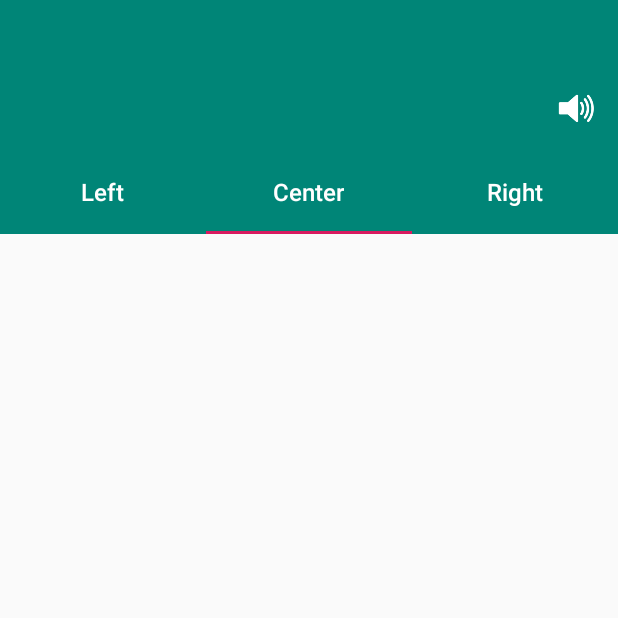
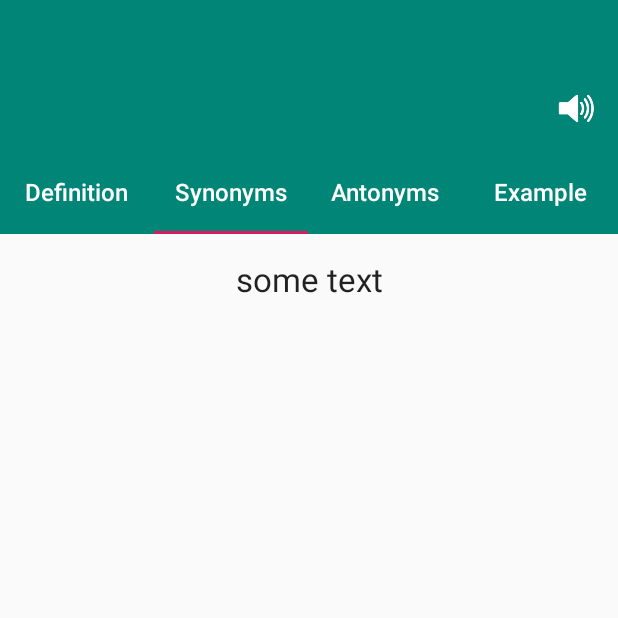
Before and after one commit to masterhung0112/rnex, an Android app: the WordMeaningActivity screen opened directly, with no data from a screen before it, tab 2 chosen, on a phone screen of 412 x 824 dp, the top half of it. Run offline under Robolectric (Android 15) with nearby library versions, the phone set to English and light mode, and no system bars; 3 statements that could not run were skipped.

Commit message:
add Fragments

```diff
--- a/dictionary/app/src/main/java/com/example/hungbn/dictapp/MainActivity.kt
+++ b/dictionary/app/src/main/java/com/example/hungbn/dictapp/MainActivity.kt
@@ -1,5 +1,6 @@
 package com.example.hungbn.dictapp
 
+import android.content.Intent
 import android.support.v7.app.AppCompatActivity
 import android.os.Bundle
 import android.support.v7.widget.SearchView
@@ -15,6 +16,8 @@ class MainActivity : AppCompatActivity() {
         search = findViewById(R.id.search_view)
         search.setOnClickListener {
             search.setIconifiedByDefault(false)
+            var intent = Intent(this, WordMeaningActivity::class.java)
+            startActivity(intent)
         }
 
     }
--- a/dictionary/app/src/main/java/com/example/hungbn/dictapp/WordMeaningActivity.kt
+++ b/dictionary/app/src/main/java/com/example/hungbn/dictapp/WordMeaningActivity.kt
@@ -2,11 +2,21 @@ package com.example.hungbn.dictapp
 
 import android.support.v7.app.AppCompatActivity
 import android.os.Bundle
+import android.support.design.widget.TabLayout
+import android.support.v4.app.Fragment
+import android.support.v4.app.FragmentManager
+import android.support.v4.app.FragmentPagerAdapter
+import android.support.v4.view.ViewPager
 import android.support.v7.widget.Toolbar
 import android.view.MenuItem
+import com.example.hungbn.dictapp.fragments.FragmentAntonyms
+import com.example.hungbn.dictapp.fragments.FragmentDefinition
+import com.example.hungbn.dictapp.fragments.FragmentExample
+import com.example.hungbn.dictapp.fragments.FragmentSynonyms
 
 class WordMeaningActivity : AppCompatActivity() {
 
+    private lateinit var viewPager: ViewPager
     override fun onCreate(savedInstanceState: Bundle?) {
         super.onCreate(savedInstanceState)
         setContentView(R.layout.activity_word_meaning)
@@ -16,6 +26,26 @@ class WordMeaningActivity : AppCompatActivity() {
         supportActionBar!!.title = "English Words"
 
         toolbar.setNavigationIcon(R.drawable.ic_arrow_back)
+        viewPager = findViewById<ViewPager>(R.id.tab_viewpager)
+        setupViewPager(viewPager)
+
+        var tabLayout = findViewById<TabLayout>(R.id.tabLayout)
+        tabLayout.setupWithViewPager(viewPager)
+
+        tabLayout.addOnTabSelectedListener(object : TabLayout.OnTabSelectedListener {
+                override fun onTabSelected(tab: TabLayout.Tab) {
+                    viewPager.currentItem = tab.position
+                }
+
+                override fun onTabUnselected(tab: TabLayout.Tab) {
+
+                }
+
+                override fun onTabReselected(tab: TabLayout.Tab) {
+
+                }
+            }
+        )
     }
 
     override fun onOptionsItemSelected(item: MenuItem?): Boolean {
@@ -24,4 +54,35 @@ class WordMeaningActivity : AppCompatActivity() {
 
         return super.onOptionsItemSelected(item)
     }
+
+    private class ViewPageAdapter(fm: FragmentManager?): FragmentPagerAdapter(fm) {
+        private final var mFragmentList: MutableList<Fragment> = mutableListOf<Fragment>()
+        private final var mFragmentTitleList: MutableList<String> = mutableListOf<String>()
+
+        public override fun getItem(p0: Int): Fragment {
+            return mFragmentList.get(p0)
+        }
+
+        public override fun getCount(): Int {
+            return mFragmentList.size
+        }
+
+        public fun addFrag(fragment: Fragment, title: String) {
+            mFragmentList.add(fragment)
+            mFragmentTitleList.add(title)
+        }
+
+        public override fun getPageTitle(position: Int) : CharSequence {
+            return mFragmentTitleList.get(position)
+        }
+    }
+
+    private fun setupViewPager(viewPager: ViewPager) {
+        var adapter = ViewPageAdapter(supportFragmentManager)
+        adapter.addFrag(FragmentDefinition(), "Definition")
+        adapter.addFrag(FragmentSynonyms(), "Synonyms")
+        adapter.addFrag(FragmentAntonyms(), "Antonyms")
+        adapter.addFrag(FragmentExample(), "Example")
+        viewPager.adapter = adapter
+    }
 }
--- /dev/null
+++ b/dictionary/app/src/main/java/com/example/hungbn/dictapp/fragments/FragmentAntonyms.kt
@@ -0,0 +1,15 @@
+package com.example.hungbn.dictapp.fragments
+
+import android.os.Bundle
+import android.support.v4.app.Fragment
+import android.view.LayoutInflater
+import android.view.View
+import android.view.ViewGroup
+import com.example.hungbn.dictapp.R
+
+class FragmentAntonyms : Fragment() {
+    override fun onCreateView(inflater: LayoutInflater, container: ViewGroup?, savedInstanceState: Bundle?): View? {
+        var view = inflater.inflate(R.layout.fragment_definition, container, false)
+        return view
+    }
+}
--- /dev/null
+++ b/dictionary/app/src/main/java/com/example/hungbn/dictapp/fragments/FragmentDefinition.kt
@@ -0,0 +1,15 @@
+package com.example.hungbn.dictapp.fragments
+
+import android.os.Bundle
+import android.support.v4.app.Fragment
+import android.view.LayoutInflater
+import android.view.View
+import android.view.ViewGroup
+import com.example.hungbn.dictapp.R
+
+class FragmentDefinition : Fragment() {
+    override fun onCreateView(inflater: LayoutInflater, container: ViewGroup?, savedInstanceState: Bundle?): View? {
+        var view = inflater.inflate(R.layout.fragment_definition, container, false)
+        return view
+    }
+}
--- /dev/null
+++ b/dictionary/app/src/main/java/com/example/hungbn/dictapp/fragments/FragmentExample.kt
@@ -0,0 +1,15 @@
+package com.example.hungbn.dictapp.fragments
+
+import android.os.Bundle
+import android.support.v4.app.Fragment
+import android.view.LayoutInflater
+import android.view.View
+import android.view.ViewGroup
+import com.example.hungbn.dictapp.R
+
+class FragmentExample : Fragment() {
+    override fun onCreateView(inflater: LayoutInflater, container: ViewGroup?, savedInstanceState: Bundle?): View? {
+        var view = inflater.inflate(R.layout.fragment_definition, container, false)
+        return view
+    }
+}
--- /dev/null
+++ b/dictionary/app/src/main/java/com/example/hungbn/dictapp/fragments/FragmentSynonyms.kt
@@ -0,0 +1,15 @@
+package com.example.hungbn.dictapp.fragments
+
+import android.os.Bundle
+import android.support.v4.app.Fragment
+import android.view.LayoutInflater
+import android.view.View
+import android.view.ViewGroup
+import com.example.hungbn.dictapp.R
+
+class FragmentSynonyms : Fragment() {
+    override fun onCreateView(inflater: LayoutInflater, container: ViewGroup?, savedInstanceState: Bundle?): View? {
+        var view = inflater.inflate(R.layout.fragment_definition, container, false)
+        return view
+    }
+}
--- /dev/null
+++ b/dictionary/app/src/main/res/layout/fragment_definition.xml
@@ -0,0 +1,19 @@
+<?xml version="1.0" encoding="utf-8"?>
+<android.support.v4.widget.NestedScrollView xmlns:android="http://schemas.android.com/apk/res/android"
+              android:layout_width="match_parent"
+              android:layout_height="match_parent">
+    <LinearLayout
+        android:layout_width="match_parent"
+        android:layout_height="match_parent"
+        android:orientation="vertical">
+        <TextView
+                android:layout_width="match_parent"
+                android:layout_height="wrap_content"
+                android:textAppearance="?android:attr/textAppearanceLarge"
+                android:text="some text"
+                android:textAlignment="center"
+                android:layout_margin="15dp"
+                android:lineSpacingExtra="5dp"
+                android:textIsSelectable="true"/>
+    </LinearLayout>
+</android.support.v4.widget.NestedScrollView>
```
